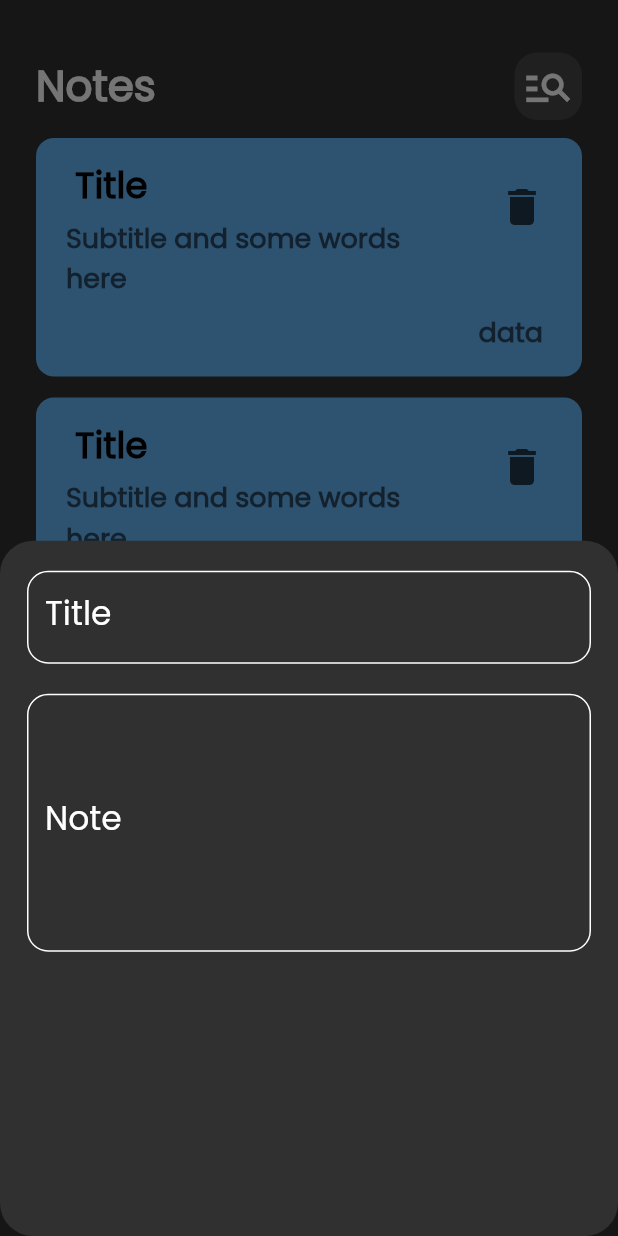
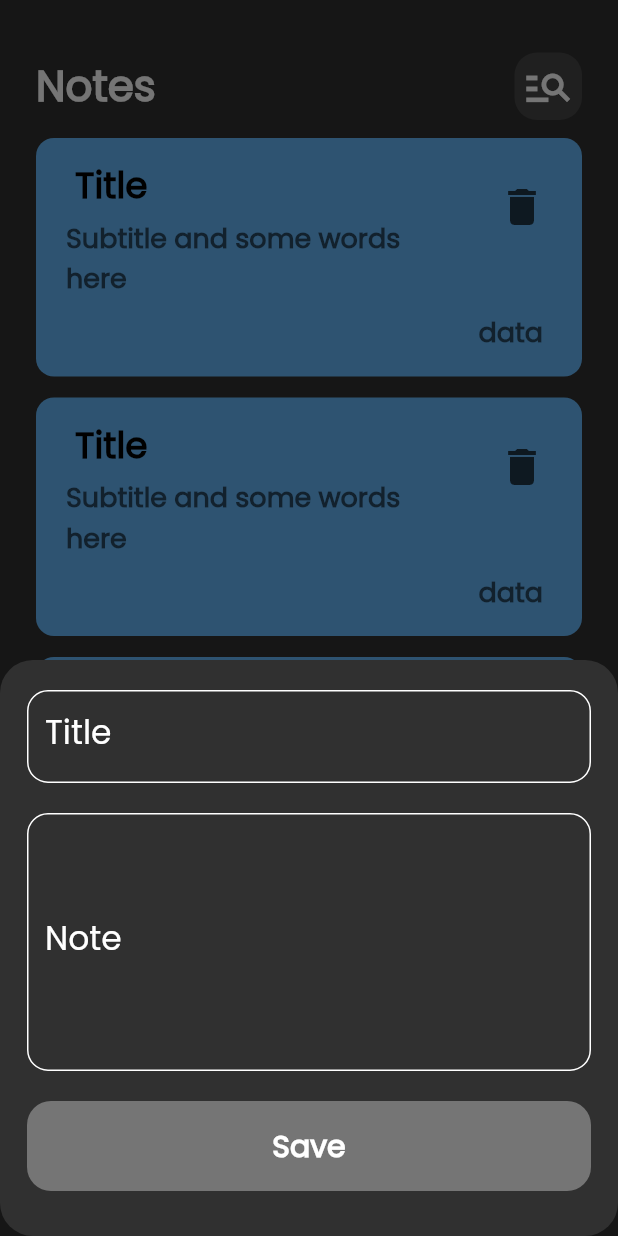
Before and after one commit to Ahmedmahmouddd/notes_app, a Flutter app: the screen it shows after launch, after a tap on the "add" icon, on a phone screen of 412 x 824 dp. Run offline on Flutter 3.47's test engine with Material 2 defaults, Android fonts, the phone set to English and light mode, and no system bars.

Commit message:
finitsh button sheet

```diff
--- a/lib/widgets/add_note_button_sheet.dart
+++ b/lib/widgets/add_note_button_sheet.dart
@@ -1,5 +1,6 @@
 import 'package:flutter/material.dart';
 import 'package:note_app/widgets/custom_text_field.dart';
+import 'custom_button.dart';
 
 class AddNoteButtonSheet extends StatelessWidget {
   const AddNoteButtonSheet({super.key});
@@ -9,15 +10,20 @@ class AddNoteButtonSheet extends StatelessWidget {
     // ignore: prefer_const_constructors
     return Padding(
       padding: const EdgeInsets.symmetric(horizontal: 18),
-      child: const Column(
+      child: const SingleChildScrollView(
+        child: Column(
           children: [
             Padding(
               padding: EdgeInsets.only(top: 20.0),
               child: CustomTextField(label: 'Title'),
             ),
             SizedBox(height: 20),
-          CustomTextField(label: 'Note', maxLines: 6)
+            CustomTextField(label: 'Note', maxLines: 6),
+            SizedBox(height: 20),
+            CustomButton(),
+            SizedBox(height: 30),
           ],
+        ),
       ),
     );
   }
--- /dev/null
+++ b/lib/widgets/custom_button.dart
@@ -0,0 +1,21 @@
+import 'package:flutter/material.dart';
+
+class CustomButton extends StatelessWidget {
+  const CustomButton({super.key});
+
+  @override
+  Widget build(BuildContext context) {
+    return Container(
+      width: MediaQuery.of(context).size.width,
+      height: 60,
+      decoration: BoxDecoration(
+          borderRadius: BorderRadius.circular(16), color: Colors.grey[600]),
+      child: const Center(
+        child: Text(
+          'Save',
+          style: TextStyle(fontSize: 20, fontWeight: FontWeight.bold),
+        ),
+      ),
+    );
+  }
+}
```
Lines whose indentation alone changed are shown as unchanged.
